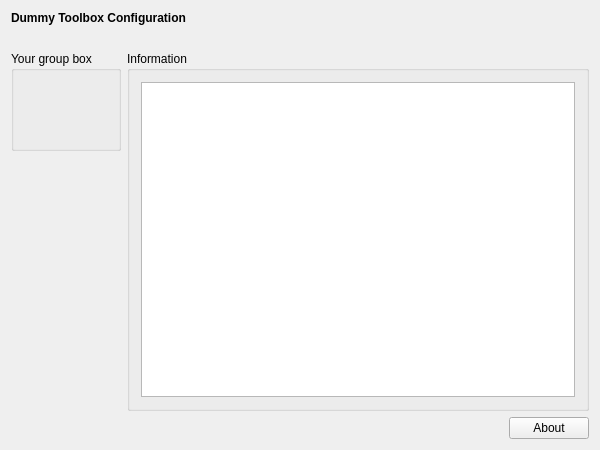
Above: applications/mne_scan/plugins/reference/FormFiles/referencesetup.ui from mne-tools/mne-cpp before the change. Below: the same form after it.
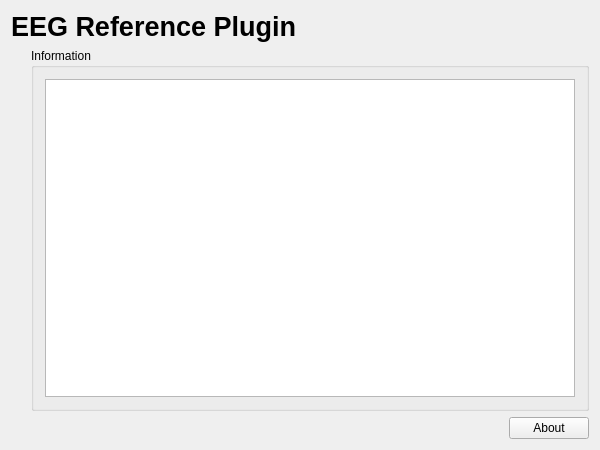
That is the form after the change.

Commit message: [SC-142] debug Reference plugin

```diff
--- a/applications/mne_scan/plugins/reference/FormFiles/referencesetup.ui
+++ b/applications/mne_scan/plugins/reference/FormFiles/referencesetup.ui
@@ -18,55 +18,30 @@
     <widget class="QLabel" name="m_qLabel_Headline">
      <property name="font">
       <font>
+       <pointsize>20</pointsize>
        <weight>75</weight>
        <bold>true</bold>
       </font>
      </property>
      <property name="text">
-      <string>Dummy Toolbox Configuration</string>
+      <string>EEG Reference Plugin</string>
      </property>
     </widget>
    </item>
-   <item>
-    <spacer name="m_qVerticalSpacer_Headline">
-     <property name="orientation">
-      <enum>Qt::Vertical</enum>
-     </property>
-     <property name="sizeType">
-      <enum>QSizePolicy::Fixed</enum>
-     </property>
-     <property name="sizeHint" stdset="0">
-      <size>
-       <width>20</width>
-       <height>20</height>
-      </size>
-     </property>
-    </spacer>
-   </item>
    <item>
     <layout class="QGridLayout" name="m_qGridLayout_main">
-     <item row="0" column="0">
-      <widget class="QGroupBox" name="m_qGroupBox_yourGroupBox">
-       <property name="sizePolicy">
-        <sizepolicy hsizetype="Minimum" vsizetype="Preferred">
-         <horstretch>0</horstretch>
-         <verstretch>0</verstretch>
-        </sizepolicy>
+     <item row="2" column="1">
+      <spacer name="m_qHorizontalSpacer_About">
+       <property name="orientation">
+        <enum>Qt::Horizontal</enum>
        </property>
-       <property name="minimumSize">
+       <property name="sizeHint" stdset="0">
         <size>
-         <width>0</width>
-         <height>100</height>
+         <width>40</width>
+         <height>20</height>
         </size>
        </property>
-       <property name="title">
-        <string>Your group box</string>
-       </property>
-       <property name="flat">
-        <bool>false</bool>
-       </property>
-       <layout class="QGridLayout" name="m_qGridLayout_Properties"/>
-      </widget>
+      </spacer>
      </item>
      <item row="0" column="1" rowspan="2" colspan="2">
       <widget class="QGroupBox" name="m_qGroupBox_Information">
```
Left out of the diff: 23 changed lines with no effect on the pictures. The commit also changes 12 other files.
